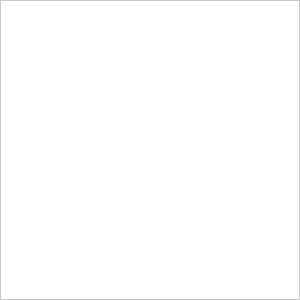
Old version of the form library/tulip-gui/designer/ElementInformationWidget.ui in the repository Tulip-Dev/tulip.
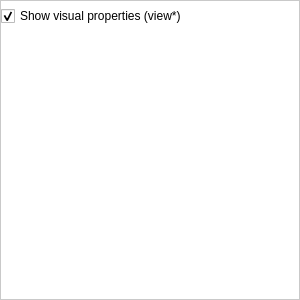
New version of the form.

Commit message: Add a checkbox inside the tableview of the Get Information interactor to show/hide Tulip visual properties

```diff
--- a/library/tulip-gui/designer/ElementInformationWidget.ui
+++ b/library/tulip-gui/designer/ElementInformationWidget.ui
@@ -56,6 +56,19 @@
       <property name="bottomMargin">
        <number>0</number>
       </property>
+      <item>
+       <widget class="QCheckBox" name="displayTulipProp">
+        <property name="toolTip">
+         <string>Show Tulip reserved visual properties (view*)</string>
+        </property>
+        <property name="text">
+         <string>Show visual properties (view*)</string>
+        </property>
+        <property name="checked">
+         <bool>true</bool>
+        </property>
+       </widget>
+      </item>
       <item>
        <widget class="QLabel" name="label">
         <property name="styleSheet">
```
Left out of the diff: 11 changed lines with no effect on the pictures. The commit also changes 5 other files.
